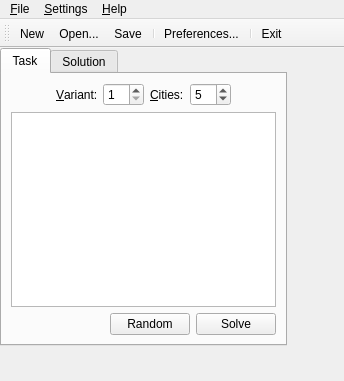
First picture: the form in ui/mainwindow.ui, repository leppa/tspsg, before the edit.
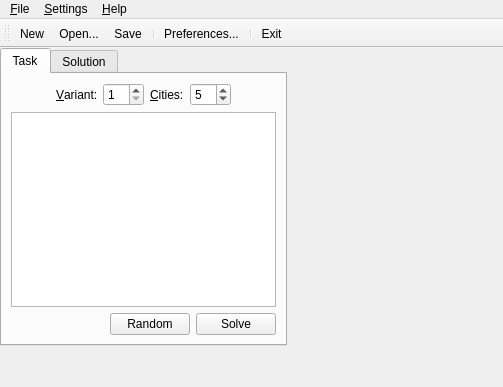
Second picture: the form after the edit. Icons and pictures are not drawn.

```diff
--- a/ui/mainwindow.ui
+++ b/ui/mainwindow.ui
@@ -6,8 +6,8 @@
    <rect>
     <x>0</x>
     <y>0</y>
-    <width>344</width>
-    <height>381</height>
+    <width>503</width>
+    <height>387</height>
    </rect>
   </property>
   <property name="windowTitle">
@@ -270,8 +270,8 @@
     <rect>
      <x>0</x>
      <y>0</y>
-     <width>344</width>
-     <height>22</height>
+     <width>503</width>
+     <height>21</height>
     </rect>
    </property>
    <widget class="QMenu" name="menuFile">
```
